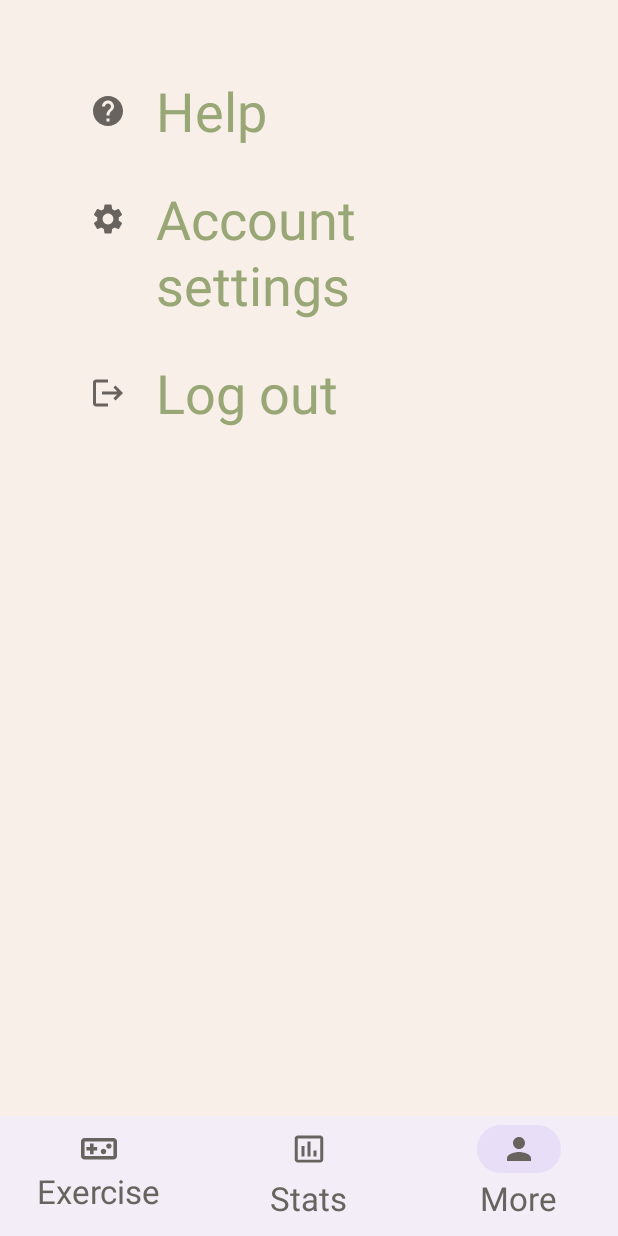
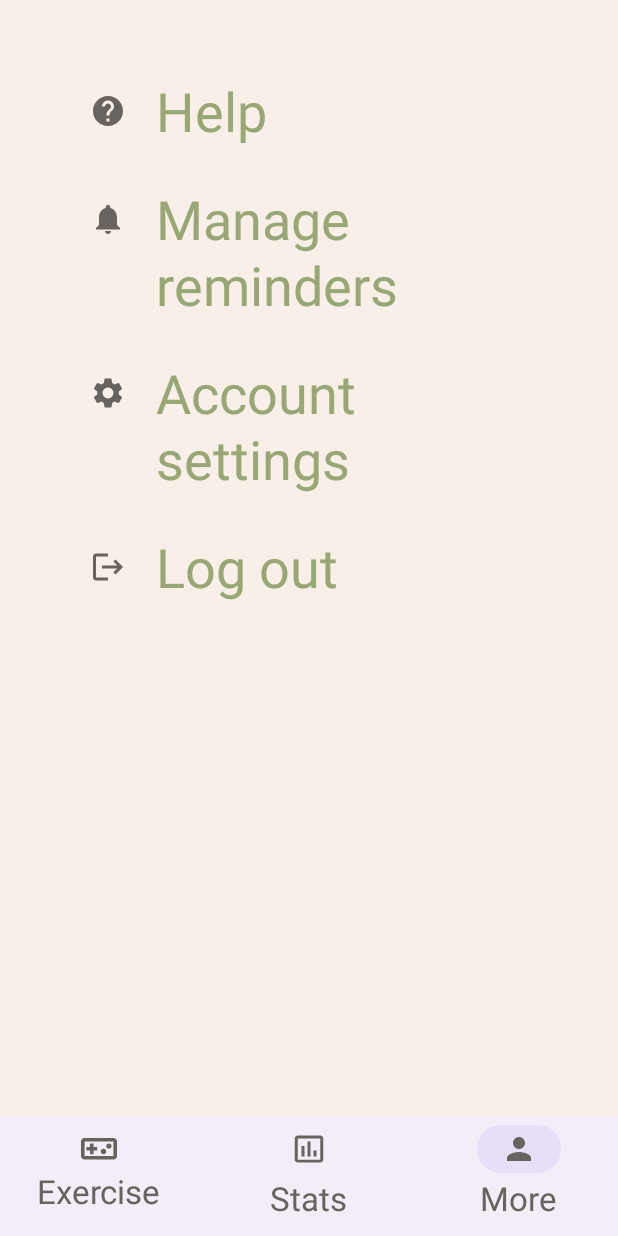
Before and after one commit to Tooclose21/AugmentedMind, an Android app built with Jetpack Compose: the ChooseGameActivity screen opened directly, with no data from a screen before it, item 3 of the bottom bar chosen, on a phone screen of 412 x 824 dp. Run offline under Robolectric (Android 15) with nearby library versions, the phone set to English and light mode, and no system bars.

Commit message:
CTB time mode activity added

```diff
--- a/app/src/main/AndroidManifest.xml
+++ b/app/src/main/AndroidManifest.xml
@@ -59,6 +59,11 @@
             android:label="@string/title_activity_finished_game"
             android:theme="@style/Theme.AppTest4" />
         <activity
+            android:name=".CatchTheBearTimeMode"
+            android:exported="false"
+            android:label="@string/title_activity_finished_game"
+            android:theme="@style/Theme.AppTest4" />
+        <activity
             android:name=".CatchTheBear"
             android:exported="false"
             android:label="@string/app_name"
--- a/app/src/main/java/com/example/apptest4/ChooseGameActivity.kt
+++ b/app/src/main/java/com/example/apptest4/ChooseGameActivity.kt
@@ -9,8 +9,11 @@ import androidx.compose.foundation.background
 import androidx.compose.foundation.layout.Arrangement
 import androidx.compose.foundation.layout.Box
 import androidx.compose.foundation.layout.Column
+import androidx.compose.foundation.layout.Row
+import androidx.compose.foundation.layout.Spacer
 import androidx.compose.foundation.layout.fillMaxSize
 import androidx.compose.foundation.layout.fillMaxWidth
+import androidx.compose.foundation.layout.height
 import androidx.compose.foundation.layout.padding
 import androidx.compose.foundation.layout.systemBarsPadding
 import androidx.compose.material3.Button
@@ -20,10 +23,12 @@ import androidx.compose.material3.NavigationBar
 import androidx.compose.material3.NavigationBarItem
 import androidx.compose.material3.Scaffold
 import androidx.compose.material3.Surface
+import androidx.compose.material3.Switch
 import androidx.compose.material3.Text
 import androidx.compose.runtime.Composable
 import androidx.compose.runtime.getValue
 import androidx.compose.runtime.mutableIntStateOf
+import androidx.compose.runtime.mutableStateOf
 import androidx.compose.runtime.saveable.rememberSaveable
 import androidx.compose.runtime.setValue
 import androidx.compose.ui.Alignment
@@ -43,6 +48,7 @@ import com.example.apptest4.helpers.Stats
 import com.example.apptest4.ui.theme.AppTest4Theme
 import com.example.apptest4.ui.theme.DarkGrey
 import com.example.apptest4.ui.theme.Orange
+import com.example.apptest4.ui.theme.OrangeHighlight
 import com.example.apptest4.ui.theme.YellowHighlight
 
 class ChooseGameActivity : ComponentActivity() {
@@ -79,7 +85,7 @@ class ChooseGameActivity : ComponentActivity() {
                 Scaffold(
                     modifier = Modifier.fillMaxSize(),
                     bottomBar = {
-                        NavigationBar(modifier = Modifier.background(YellowHighlight)) {
+                        NavigationBar(modifier = Modifier.background(OrangeHighlight)) {
                             bottomNavItems.fastForEachIndexed { index, item ->
                                 NavigationBarItem(
                                     selected = index == selectedIndex,
@@ -122,6 +128,9 @@ class ChooseGameActivity : ComponentActivity() {
 
     @Composable
     private fun GamesFragment() {
+        var reminders by rememberSaveable {
+            mutableStateOf(false)
+        }
         Column(
             modifier = Modifier
                 .fillMaxWidth()
@@ -131,6 +140,7 @@ class ChooseGameActivity : ComponentActivity() {
         ) {
             Text(text = "Choose exercise", style = MaterialTheme.typography.displayLarge, color = Orange,
             )
+            Spacer(modifier = Modifier.height(30.dp))
             ImageButton(
                 imageResId = R.drawable.zajac,
                 onClick = { startActivity(
@@ -147,12 +157,25 @@ class ChooseGameActivity : ComponentActivity() {
                 onClick = { startActivity(
                     Intent(
                         this@ChooseGameActivity,
-                        CatchTheBear::class.java
+                        CatchTheBearTimeMode::class.java
                     )
                 )}
             )
             Text(text = "Catch the bear", style = MaterialTheme.typography.displaySmall, color = Orange,
             )
+            Spacer(modifier = Modifier.weight(1f))
+            Row(
+                modifier = Modifier
+                    .fillMaxWidth()
+                    .padding(horizontal = 50.dp, vertical = 0.dp),
+                verticalAlignment = Alignment.CenterVertically
+            ) {
+                Text(text = "Reminders", style = MaterialTheme.typography.displaySmall, color = DarkGrey)
+                Spacer(modifier = Modifier.weight(1f))
+                Switch(checked = reminders, onCheckedChange = {
+                        reminders = it
+                })
+            }
         }
     }
 }
--- a/app/src/main/java/com/example/apptest4/SettingsActivity.kt
+++ b/app/src/main/java/com/example/apptest4/SettingsActivity.kt
@@ -30,6 +30,11 @@ private val profileItems = listOf(
         navigate = { },
         label = "Help",
         icon = R.drawable.baseline_help_24
+    ),
+    ProfileItem(
+        navigate = { },
+        label = "Manage reminders",
+        icon = R.drawable.baseline_notifications_24
     ),
     ProfileItem(
         navigate = {
--- a/app/src/main/java/com/example/apptest4/ui/theme/Color.kt
+++ b/app/src/main/java/com/example/apptest4/ui/theme/Color.kt
@@ -7,5 +7,7 @@ val YellowHighlight = Color(0xFFE6D8C8)
 val GreenHighlight = Color(0xFFB9CC8D)
 val DarkGreen = Color(0xFF98A775)
 val DarkGrey = Color(0xFF68635E)
+val LightGrey = Color(0xFFD5D0CB)
 val Orange = Color(0xFFE79452)
 val OrangeHighlight = Color(0xFFF3B98C)
+val DarkOrange = Color(0xFFC57231)
--- a/app/src/main/java/com/example/apptest4/ui/theme/Theme.kt
+++ b/app/src/main/java/com/example/apptest4/ui/theme/Theme.kt
@@ -19,8 +19,8 @@ private val LightColorScheme = lightColorScheme(
     background = LightBack,
     primary = OrangeHighlight,
     secondary = DarkGreen,
-    tertiary = DarkGrey
-
+    tertiary = DarkGrey,
+    surfaceVariant = LightGrey
 )
 
 @Composable
--- /dev/null
+++ b/app/src/main/res/drawable/baseline_notifications_24.xml
@@ -0,0 +1,5 @@
+<vector xmlns:android="http://schemas.android.com/apk/res/android" android:height="24dp" android:tint="#000000" android:viewportHeight="24" android:viewportWidth="24" android:width="24dp">
+
+    <path android:fillColor="@android:color/white" android:pathData="M12,22c1.1,0 2,-0.9 2,-2h-4c0,1.1 0.89,2 2,2zM18,16v-5c0,-3.07 -1.64,-5.64 -4.5,-6.32L13.5,4c0,-0.83 -0.67,-1.5 -1.5,-1.5s-1.5,0.67 -1.5,1.5v0.68C7.63,5.36 6,7.92 6,11v5l-2,2v1h16v-1l-2,-2z"/>
+
+</vector>
```
Also changed, not shown: app/src/main/java/com/example/apptest4/CatchTheBearTimeMode.kt (added, +71 -0 lines).
